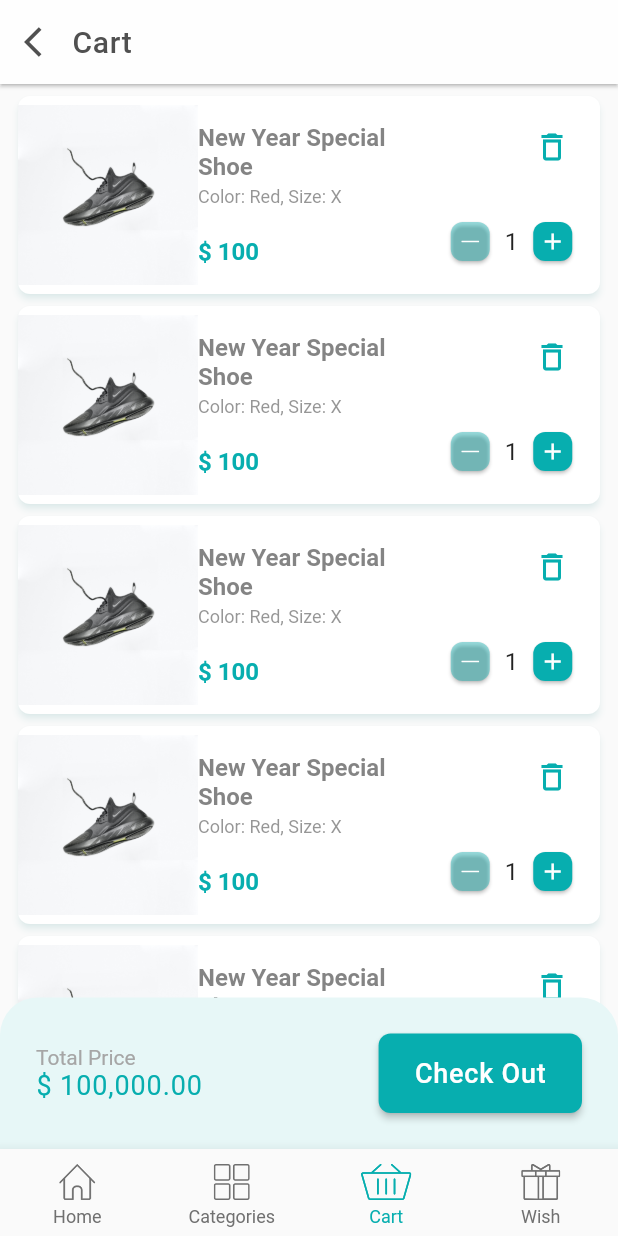
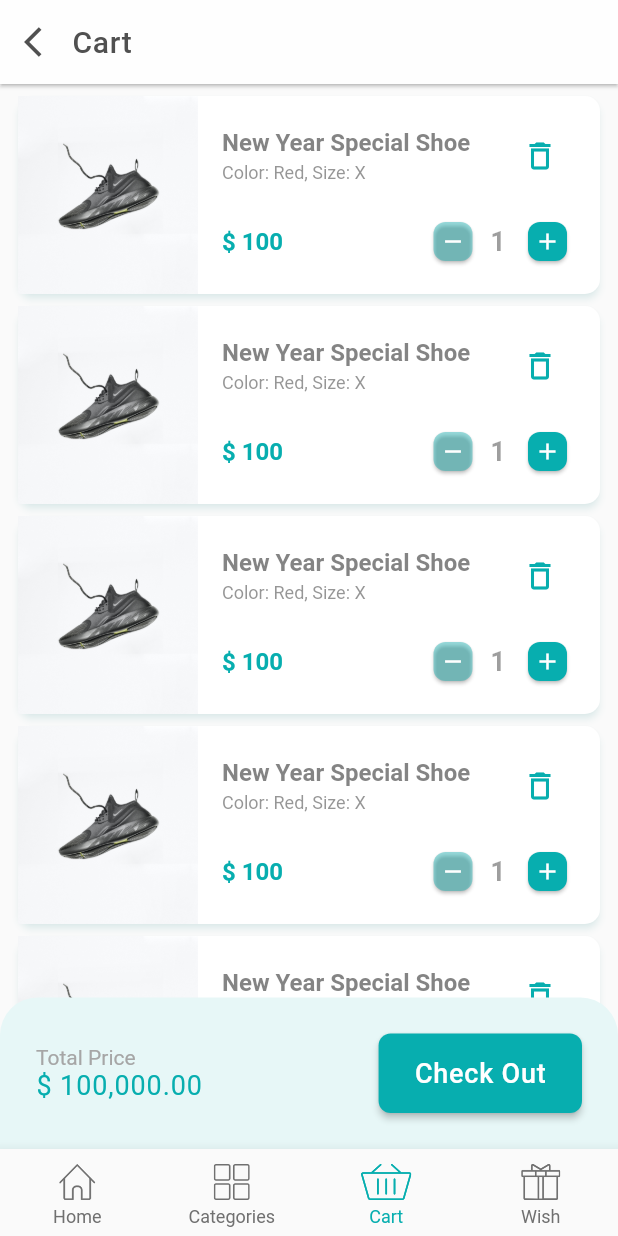
Before and after one commit to altalha201/final_ecommerce_app, a Flutter app: the screen it shows after launch, item 3 of the bottom bar chosen, on a phone screen of 412 x 824 dp. Run offline on Flutter 3.47's test engine with Material 2 defaults, Android fonts, the phone set to English and light mode, and no system bars; our stand-ins replace carousel_slider, flutter_svg, get, pin_code_fields.

Commit message:
Cart Item Redesign and Item Stepper added, theme data separate in another file

```diff
--- a/lib/main.dart
+++ b/lib/main.dart
@@ -1,10 +1,9 @@
 import 'package:flutter/material.dart';
-import 'package:flutter/services.dart';
 import 'package:get/get.dart';
 
 import 'ui/screens/splash_screen.dart';
 import 'ui/state_manager/bottom_navigation_bar_controller.dart';
-import 'ui/utils/application_colors.dart';
+import 'ui/utils/theme_data.dart';
 
 void main() {
   runApp(const CraftyBay());
@@ -18,49 +17,7 @@ class CraftyBay extends StatelessWidget {
     return GetMaterialApp(
       title: "Crafty Bay",
       debugShowCheckedModeBanner: false,
-      theme: ThemeData(
-        appBarTheme: const AppBarTheme(
-          color: colorWhite,
-          elevation: 1,
-          titleTextStyle: TextStyle(
-            color: appbarTextColor,
-            fontSize: 20,
-            fontWeight: FontWeight.w500,
-            letterSpacing: 0.5,
-          ),
-          titleSpacing: -8.0,
-          iconTheme: IconThemeData(color: appbarTextColor),
-          systemOverlayStyle:
-              SystemUiOverlayStyle(statusBarColor: colorPrimary),
-        ),
-        elevatedButtonTheme: ElevatedButtonThemeData(
-          style: ElevatedButton.styleFrom(
-            backgroundColor: colorPrimary,
-            shape: RoundedRectangleBorder(
-              borderRadius: BorderRadius.circular(8.0),
-            ),
-            padding:
-                const EdgeInsets.symmetric(vertical: 16.0, horizontal: 24.0),
-            textStyle: const TextStyle(
-                fontWeight: FontWeight.w500, letterSpacing: 0.5, fontSize: 18),
-          ),
-        ),
-        inputDecorationTheme: InputDecorationTheme(
-          hintStyle: const TextStyle(color: colorGray),
-          contentPadding: const EdgeInsets.symmetric(
-            horizontal: 16.0,
-            vertical: 4.0,
-          ),
-          enabledBorder: OutlineInputBorder(
-            borderSide: const BorderSide(color: colorPrimary, width: 2),
-            borderRadius: BorderRadius.circular(8.0),
-          ),
-          focusedBorder: OutlineInputBorder(
-            borderRadius: BorderRadius.circular(8.0),
-            borderSide: const BorderSide(color: colorPrimary, width: 2),
-          ),
-        ),
-      ),
+      theme: appThemeData(),
       home: const SplashScreen(),
       initialBinding: GetXBindings(),
     );
--- a/lib/ui/screens/bottom_nav_bar_tabs/cart_tab.dart
+++ b/lib/ui/screens/bottom_nav_bar_tabs/cart_tab.dart
@@ -28,7 +28,7 @@ class CartTab extends StatelessWidget {
             padding: const EdgeInsets.symmetric(horizontal: 8.0, vertical: 4.0),
             child: SingleChildScrollView(
               child: Column(
-                children: [
+                children: const [
                   CartItem(),
                   CartItem(),
                   CartItem(),
--- /dev/null
+++ b/lib/ui/screens/product_details_screen.dart
@@ -0,0 +1,10 @@
+import 'package:flutter/material.dart';
+
+class ProductDetailsScreen extends StatelessWidget {
+  const ProductDetailsScreen({Key? key}) : super(key: key);
+
+  @override
+  Widget build(BuildContext context) {
+    return const Placeholder();
+  }
+}
--- /dev/null
+++ b/lib/ui/utils/theme_data.dart
@@ -0,0 +1,54 @@
+import 'package:flutter/material.dart';
+import 'package:flutter/services.dart';
+
+import 'application_colors.dart';
+
+ThemeData appThemeData() {
+  return ThemeData(
+    appBarTheme: const AppBarTheme(
+      color: colorWhite,
+      elevation: 1,
+      titleTextStyle: TextStyle(
+        color: appbarTextColor,
+        fontSize: 20,
+        fontWeight: FontWeight.w500,
+        letterSpacing: 0.5,
+      ),
+      titleSpacing: -8.0,
+      iconTheme: IconThemeData(color: appbarTextColor),
+      systemOverlayStyle:
+      SystemUiOverlayStyle(statusBarColor: colorPrimary),
+    ),
+    elevatedButtonTheme: ElevatedButtonThemeData(
+      style: ElevatedButton.styleFrom(
+        backgroundColor: colorPrimary,
+        shape: RoundedRectangleBorder(
+          borderRadius: BorderRadius.circular(8.0),
+        ),
+        padding:
+        const EdgeInsets.symmetric(vertical: 16.0, horizontal: 24.0),
+        textStyle: const TextStyle(
+            fontWeight: FontWeight.w500, letterSpacing: 0.5, fontSize: 18),
+      ),
+    ),
+    inputDecorationTheme: InputDecorationTheme(
+      hintStyle: const TextStyle(color: colorGray),
+      contentPadding: const EdgeInsets.symmetric(
+        horizontal: 16.0,
+        vertical: 4.0,
+      ),
+      enabledBorder: OutlineInputBorder(
+        borderSide: const BorderSide(color: colorPrimary, width: 2),
+        borderRadius: BorderRadius.circular(8.0),
+      ),
+      errorBorder: OutlineInputBorder(
+        borderSide: const BorderSide(width: 2),
+        borderRadius: BorderRadius.circular(8.0),
+      ),
+      focusedBorder: OutlineInputBorder(
+        borderRadius: BorderRadius.circular(8.0),
+        borderSide: const BorderSide(color: colorPrimary, width: 2),
+      ),
+    ),
+  );
+}
--- a/lib/ui/widgets/cart_screen_widgets/cart_item.dart
+++ b/lib/ui/widgets/cart_screen_widgets/cart_item.dart
@@ -1,15 +1,13 @@
 import 'package:flutter/material.dart';
-import 'package:flutter_svg/flutter_svg.dart';
 
 import '../../utils/application_colors.dart';
+import '../item_stepper.dart';
 import '../space.dart';
 
 class CartItem extends StatelessWidget {
-  CartItem({
+  const CartItem({
     Key? key,
   }) : super(key: key);
-
-  final ValueNotifier<int> _cartItemCount = ValueNotifier(1);
 
   @override
   Widget build(BuildContext context) {
@@ -18,25 +16,29 @@ class CartItem extends StatelessWidget {
       height: 140,
       child: Card(
         shape: RoundedRectangleBorder(
-          borderRadius: BorderRadius.circular(8.0),
+          borderRadius: BorderRadius.circular(10.0),
         ),
         elevation: 2,
         shadowColor: colorPrimary.withOpacity(0.2),
         child: Row(
-          crossAxisAlignment: CrossAxisAlignment.center,
           children: [
-            SizedBox(
-              // padding: const EdgeInsets.all(16.0),
+            Image.asset(
+              "assets/images/dummy_shoe.jpg",
+              height: 140,
               width: 120,
-              // alignment: Alignment.center,
-              child: Image.asset("assets/images/dummy_shoe.jpg", fit: BoxFit.fill,),
+              fit: BoxFit.fitHeight,
             ),
-            verticalSpace(8.0),
+            Expanded(
+              child: Padding(
+                padding: const EdgeInsets.all(16.0),
+                child: Column(
+                  mainAxisAlignment: MainAxisAlignment.spaceBetween,
+                  children: [
+                    Row(
+                      mainAxisAlignment: MainAxisAlignment.spaceBetween,
+                      children: [
                         Flexible(
-              child: Padding(
-                padding: const EdgeInsets.symmetric(vertical: 16.0),
                           child: Column(
-                  mainAxisAlignment: MainAxisAlignment.center,
                             crossAxisAlignment: CrossAxisAlignment.start,
                             children: [
                               Text(
@@ -52,13 +54,28 @@ class CartItem extends StatelessWidget {
                               verticalSpace(4.0),
                               Text(
                                 "Color: Red, Size: X",
+                                maxLines: 1,
                                 style: TextStyle(
                                   fontSize: 12,
                                   color: appbarTextColor.withOpacity(0.6),
                                 ),
-                      maxLines: 1,
                               ),
-                    verticalSpace(20.0),
+                            ],
+                          ),
+                        ),
+                        IconButton(
+                            onPressed: () {},
+                            icon: const Icon(
+                              Icons.delete_outline_outlined,
+                              color: colorPrimary,
+                            ))
+                      ],
+                    ),
+                    // verticalSpace(8.0),
+                    Row(
+                      mainAxisAlignment: MainAxisAlignment.spaceBetween,
+                      // crossAxisAlignment: CrossAxisAlignment.start,
+                      children: [
                         const Text(
                           "\$ 100",
                           style: TextStyle(
@@ -66,101 +83,15 @@ class CartItem extends StatelessWidget {
                             fontWeight: FontWeight.w700,
                             color: colorPrimary,
                           ),
-                    )
+                        ),
+                        horizontalSpace(52.0),
+                        ItemStepper(controller: TextEditingController())
+                      ],
+                    ),
                   ],
                 ),
               ),
-            ),
-            SizedBox(
-              width: 110,
-              child: Padding(
-                padding: const EdgeInsets.only(
-                    top: 10.0, bottom: 16, right: 8.0),
-                child: Column(
-                  crossAxisAlignment: CrossAxisAlignment.end,
-                  children: [
-                    IconButton(
-                      onPressed: () {},
-                      icon: const Icon(
-                        Icons.delete_outline_outlined,
-                        color: colorPrimary,
-                      ),
-                    ),
-                    const Spacer(),
-                    ValueListenableBuilder(valueListenable: _cartItemCount, builder: (context, currentValue, _) {
-                      return Row(
-                        mainAxisAlignment: MainAxisAlignment.center,
-                        children: [
-                          InkWell(
-                            onTap: () {
-                              if (_cartItemCount.value > 1) {
-                                _cartItemCount.value--;
-                              }
-                            },
-                            borderRadius: BorderRadius.circular(8.0),
-                            child: Padding(
-                              padding: const EdgeInsets.all(2.0),
-                              child: Card(
-                                color: _cartItemCount.value == 1 ? colorPrimary.withOpacity(0.4) : colorPrimary,
-                                shape: RoundedRectangleBorder(
-                                  borderRadius: BorderRadius.circular(8.0),
-                                ),
-                                child: SizedBox(
-                                  height: 26,
-                                  width: 26,
-                                  child: Center(
-                                    child: Padding(
-                                      padding: const EdgeInsets.all(4.0),
-                                      child: SvgPicture.asset("assets/icons/minus_icon.svg", width: 12, color: colorWhite,),
-                                    ),
-                                  ),
-                                ),
-                              ),
-                            ),
-                          ),
-                          Padding(
-                            padding: const EdgeInsets.symmetric(horizontal: 4.0),
-                            child: Text(
-                              "${_cartItemCount.value}",
-                              style: const TextStyle(
-                                  fontSize: 16,
-                                  fontWeight: FontWeight.w400),
-                            ),
-                          ),
-                          InkWell(
-                            onTap: () {
-                              if (_cartItemCount.value < 25) {
-                                _cartItemCount.value++;
-                              }
-                            },
-                            borderRadius: BorderRadius.circular(8.0),
-                            child: Padding(
-                              padding: const EdgeInsets.all(2.0),
-                              child: Card(
-                                color: _cartItemCount.value == 25 ? colorPrimary.withOpacity(0.4) : colorPrimary,
-                                shape: RoundedRectangleBorder(
-                                  borderRadius: BorderRadius.circular(8.0),
-                                ),
-                                child: const SizedBox(
-                                  height: 26,
-                                  width: 26,
-                                  child: Center(
-                                    child: Padding(
-                                      padding: EdgeInsets.all(4.0),
-                                      child: Icon(Icons.add, size: 18, color: colorWhite,),
-                                    ),
-                                  ),
-                                ),
-                              ),
-                            ),
-                          ),
-                        ],
-                      );
-                    })
-                  ],
-                ),
-              ),
-            ),
+            )
           ],
         ),
       ),
--- /dev/null
+++ b/lib/ui/widgets/item_stepper.dart
@@ -0,0 +1,92 @@
+import 'package:flutter/material.dart';
+
+import '../utils/application_colors.dart';
+
+class ItemStepper extends StatelessWidget {
+  ItemStepper({
+    Key? key, required this.controller,
+  }) : super(key: key);
+
+  final ValueNotifier<int> _cartItemCount = ValueNotifier(1);
+  final TextEditingController controller;
+
+  @override
+  Widget build(BuildContext context) {
+    return ValueListenableBuilder(valueListenable: _cartItemCount, builder: (context, currentValue, _) {
+      controller.text = _cartItemCount.value.toString();
+      return Row(
+        mainAxisAlignment: MainAxisAlignment.center,
+        children: [
+          InkWell(
+            onTap: () {
+              if (_cartItemCount.value > 1) {
+                _cartItemCount.value--;
+              }
+            },
+            borderRadius: BorderRadius.circular(8.0),
+            child: Padding(
+              padding: const EdgeInsets.all(2.0),
+              child: Card(
+                color: _cartItemCount.value == 1 ? colorPrimary.withOpacity(0.4) : colorPrimary,
+                shape: RoundedRectangleBorder(
+                  borderRadius: BorderRadius.circular(8.0),
+                ),
+                child: const SizedBox(
+                  height: 26,
+                  width: 26,
+                  child: Center(
+                    child: Padding(
+                      padding: EdgeInsets.all(4.0),
+                      child: Icon(Icons.remove, size: 18, color: colorWhite,),
+                    ),
+                  ),
+                ),
+              ),
+            ),
+          ),
+          SizedBox(
+            height: 30,
+            width: 25,
+            child: TextField(
+              controller: controller,
+              enabled: false,
+              textAlign: TextAlign.center,
+              style: const TextStyle(fontSize: 18, fontWeight: FontWeight.w600,),
+              decoration: const InputDecoration(
+                border: OutlineInputBorder(borderSide: BorderSide.none),
+                contentPadding: EdgeInsets.zero,
+              ),
+            ),
+          ),
+          InkWell(
+            onTap: () {
+              if (_cartItemCount.value < 25) {
+                _cartItemCount.value++;
+              }
+            },
+            borderRadius: BorderRadius.circular(8.0),
+            child: Padding(
+              padding: const EdgeInsets.all(2.0),
+              child: Card(
+                color: _cartItemCount.value == 25 ? colorPrimary.withOpacity(0.4) : colorPrimary,
+                shape: RoundedRectangleBorder(
+                  borderRadius: BorderRadius.circular(8.0),
+                ),
+                child: const SizedBox(
+                  height: 26,
+                  width: 26,
+                  child: Center(
+                    child: Padding(
+                      padding: EdgeInsets.all(4.0),
+                      child: Icon(Icons.add, size: 18, color: colorWhite,),
+                    ),
+                  ),
+                ),
+              ),
+            ),
+          ),
+        ],
+      );
+    });
+  }
+}
--- a/lib/ui/widgets/product_list_item.dart
+++ b/lib/ui/widgets/product_list_item.dart
@@ -1,4 +1,6 @@
+import 'package:final_ecommerce_app/ui/screens/product_details_screen.dart';
 import 'package:flutter/material.dart';
+import 'package:get/get.dart';
 
 import '../utils/application_colors.dart';
 import 'space.dart';
@@ -12,6 +14,11 @@ class ProductListItem extends StatelessWidget {
   Widget build(BuildContext context) {
     return SizedBox(
       width: 140,
+      child: InkWell(
+        onTap: () {
+          Get.to(const ProductDetailsScreen());
+        },
+        borderRadius: BorderRadius.circular(10.0),
         child: Card(
           elevation: 3,
           shape: RoundedRectangleBorder(
@@ -101,6 +108,7 @@ class ProductListItem extends StatelessWidget {
             ],
           ),
         ),
+      ),
     );
   }
 }
```
Also changed, not shown: assets/icons/minus_icon.svg (deleted). Lines whose indentation alone changed are shown as unchanged.
